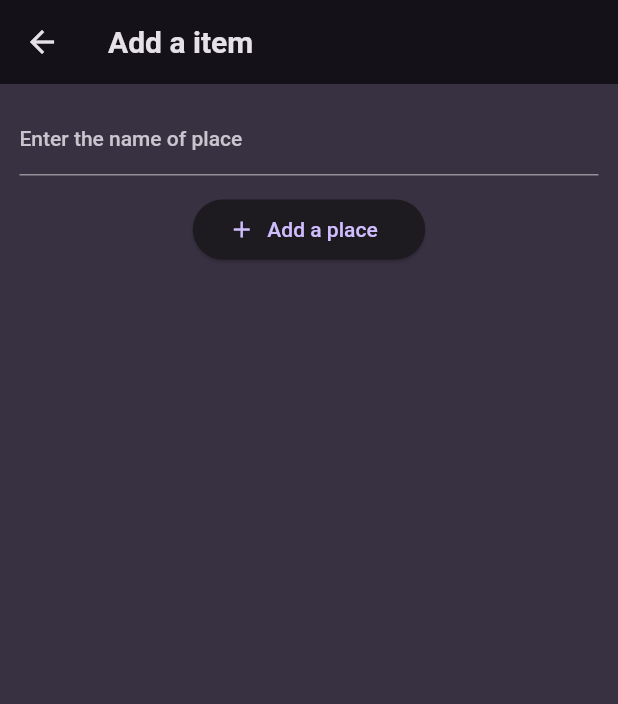
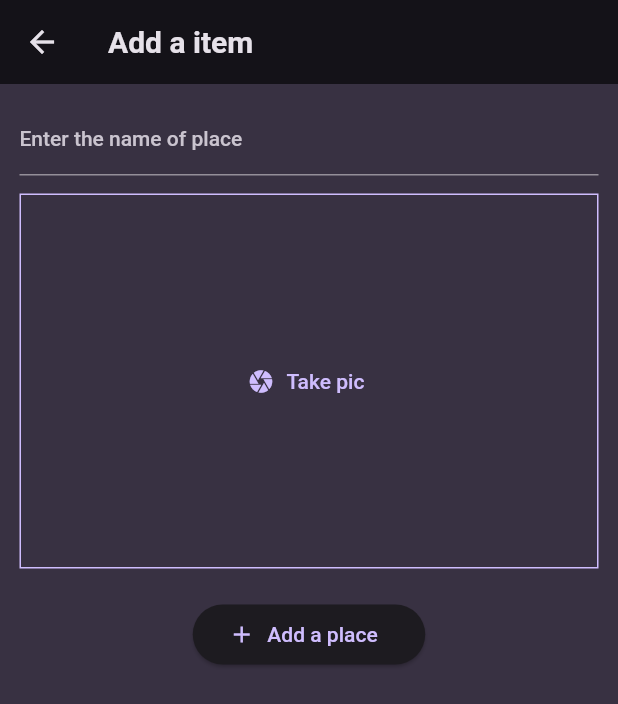
Before and after one commit to immortalAbdul01/favourite-place, a Flutter app: the NewPlace screen opened directly, on a phone screen of 412 x 824 dp. Shown: the top 704 px of the screen. Run offline on Flutter 3.47's test engine with Material 2 defaults, Android fonts, the phone set to English and light mode, and no system bars; our stand-ins replace flutter_riverpod, google_fonts, image_picker.

Commit message:
pick_image add

```diff
--- a/lib/screens/new_place.dart
+++ b/lib/screens/new_place.dart
@@ -2,6 +2,10 @@ import 'package:fav_places/models/places.dart';
 import 'package:fav_places/providers/places_provider.dart';
 import 'package:flutter/material.dart';
 import 'package:flutter_riverpod/flutter_riverpod.dart';
+
+// custom imports
+
+import 'package:fav_places/widgets/image_input.dart';
 
 class NewPlace extends ConsumerStatefulWidget {
   NewPlace({super.key});
@@ -11,11 +15,21 @@ class NewPlace extends ConsumerStatefulWidget {
 }
 
 class _NewPlaceState extends ConsumerState<NewPlace> {
+  void _addNewPlace(String _title) {
+    if (_title == null || _title.isEmpty) {
+      return;
+    }
+    setState(() {
+      ref.read(placesProvider.notifier).addItem(Places(name: _title));
+    });
+    Navigator.of(context).pop();
+  }
+
   final _formKey = GlobalKey<FormState>();
 
   @override
   Widget build(BuildContext context) {
-    var _title = '';
+    var _title;
     return Scaffold(
       appBar: AppBar(
         title: const Text('Add a item'),
@@ -37,20 +51,19 @@ class _NewPlaceState extends ConsumerState<NewPlace> {
               const SizedBox(
                 height: 12,
               ),
+              const ImageInput(),
+              const SizedBox(
+                height: 20,
+              ),
               Container(
                   width: 155,
                   child: ElevatedButton.icon(
                     onPressed: () {
-                      setState(() {
-                        ref
-                            .read(placesProvider.notifier)
-                            .addItem(Places(name: _title));
-                      });
-                      Navigator.of(context).pop();
+                      _addNewPlace(_title);
                     },
                     icon: const Icon(Icons.add),
                     label: const Text('Add a place'),
-                  ))
+                  )),
             ],
           ),
         )),
--- /dev/null
+++ b/lib/widgets/image_input.dart
@@ -0,0 +1,51 @@
+import 'package:flutter/material.dart';
+import 'package:image_picker/image_picker.dart';
+import 'dart:io';
+
+class ImageInput extends StatefulWidget {
+  const ImageInput({super.key});
+
+  @override
+  State<StatefulWidget> createState() {
+    return _ImageInput();
+  }
+}
+
+class _ImageInput extends State<ImageInput> {
+  File? _selectedImage;
+  void _takePicture() async {
+    final imagePicker = ImagePicker();
+    final pickedImage =
+        await imagePicker.pickImage(source: ImageSource.camera, maxWidth: 600);
+
+    setState(() {
+      _selectedImage = File(pickedImage!.path);
+    });
+  }
+
+  @override
+  Widget build(BuildContext context) {
+    Widget content = TextButton.icon(
+        onPressed: _takePicture,
+        icon: const Icon(Icons.camera),
+        label: const Text('Take pic'));
+
+    if (_selectedImage != null) {
+      content = GestureDetector(
+        onTap: _takePicture,
+        child: Image.file(
+          _selectedImage!,
+          width: double.infinity,
+          fit: BoxFit.cover,
+        ),
+      );
+    }
+    return (Container(
+        decoration: BoxDecoration(
+            border: Border.all(
+                width: 1, color: Theme.of(context).colorScheme.primary)),
+        height: 250,
+        width: double.infinity,
+        child: content));
+  }
+}
--- a/pubspec.yaml
+++ b/pubspec.yaml
@@ -38,6 +38,7 @@ dependencies:
   google_fonts: ^4.0.4
   flutter_riverpod: ^2.3.6
   uuid: ^3.0.7
+  image_picker: ^1.0.0
 
 dev_dependencies:
   flutter_test:
```
Also changed, not shown: pubspec.lock, 5 other files.
